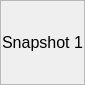
The window that aui/gui/snapshots/ui/image.ui (argenortega/AUI) describes before a commit, drawn with Qt 5.
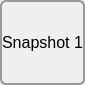
The same window after the commit. Custom widgets are drawn as their Qt base class.

```diff
--- a/aui/gui/snapshots/ui/image.ui
+++ b/aui/gui/snapshots/ui/image.ui
@@ -78,6 +78,14 @@
      <property name="autoFillBackground">
       <bool>false</bool>
      </property>
+     <property name="styleSheet">
+      <string notr="true">QLabel{
+border-color: rgb(154, 154, 154); 
+border-style: solid; 
+border-width: 2px; 
+border-radius: 6px;
+}</string>
+     </property>
      <property name="frameShape">
       <enum>QFrame::StyledPanel</enum>
      </property>
```
